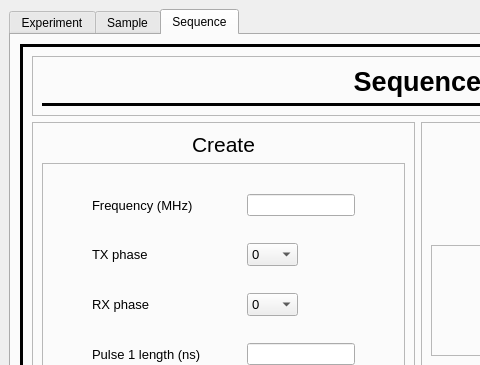
First picture: the form in ui files/final_gui.ui, repository jhead96/NMR-spectrometer-GUI, before the edit; both pictures show x 0 to 480 and y 0 to 365 of the 835 by 760 pixel window.
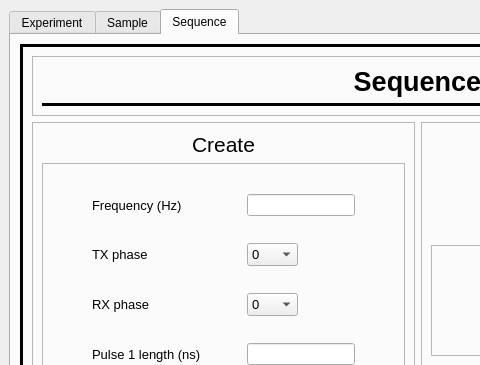
Second picture: the form after the edit. The open tabs and pages were chosen to show the change. Custom widgets are drawn as their Qt base class.

What changed in the file:
```diff
--- a/ui files/final_gui.ui
+++ b/ui files/final_gui.ui
@@ -1035,7 +1035,7 @@
                     </font>
                    </property>
                    <property name="text">
-                    <string>Frequency (MHz)</string>
+                    <string>Frequency (Hz)</string>
                    </property>
                   </widget>
                  </item>
```
